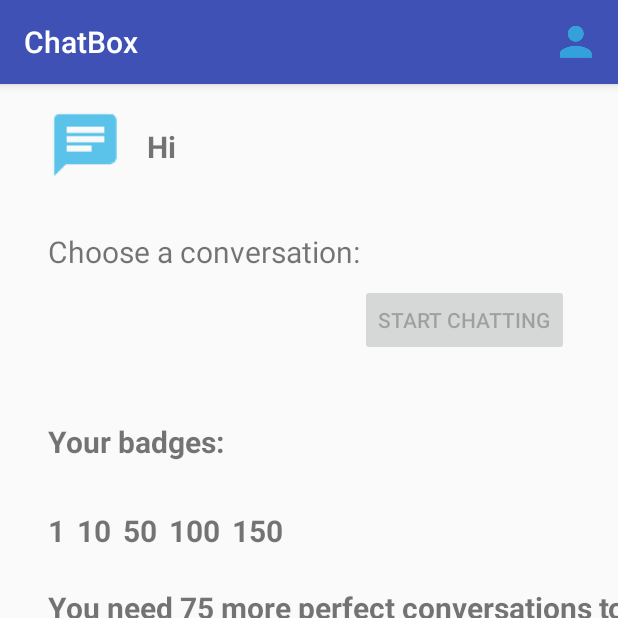
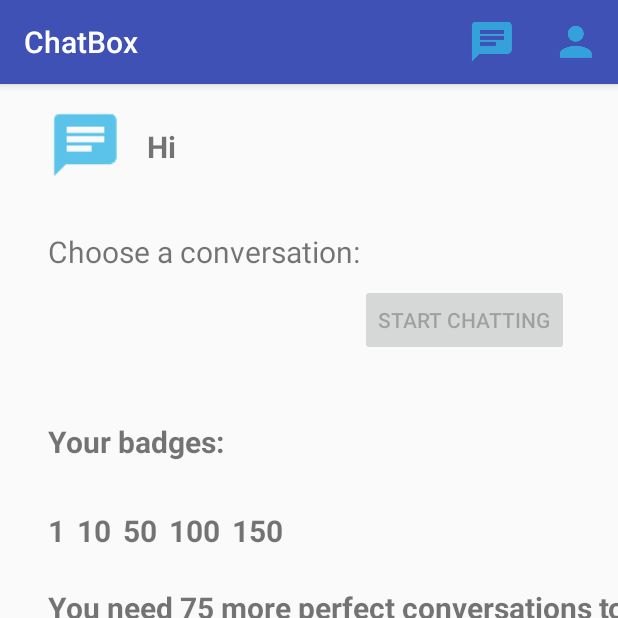
Before and after one commit to Jo-R/ChatBox, an Android app: the screen it shows after launch (HomeActivity), on a phone screen of 412 x 824 dp, the top half of it. Run offline under Robolectric (Android 15) with nearby library versions, the phone set to English and light mode, and no system bars.

Commit message:
moved config user menu item to home page

```diff
--- a/app/src/main/java/com/jorigg/android/chatbox/ChatActivity.java
+++ b/app/src/main/java/com/jorigg/android/chatbox/ChatActivity.java
@@ -119,7 +119,7 @@ public class ChatActivity extends AppCompatActivity implements GameOverPerfectDi
                 mRightSpeechBubbleText.setText(response);
                 mRightSpeechBubbleText.setVisibility(View.VISIBLE);
 
-                mTextToSpeech.speak(response, TextToSpeech.QUEUE_FLUSH, null);
+                mTextToSpeech.speak(response, TextToSpeech.QUEUE_ADD, null);
 
 
                 //establish which element the child response belongs to and update
--- a/app/src/main/res/menu/activity_parent_menu.xml
+++ b/app/src/main/res/menu/activity_parent_menu.xml
@@ -3,9 +3,15 @@
     xmlns:app="http://schemas.android.com/apk/res-auto">
 
     <item
-        android:id="@+id/parent_mode"
+        android:id="@+id/convo_config"
+        app:showAsAction="ifRoom|withText"
+        android:icon="@drawable/homepage_icon"
+        android:title="@string/parent_mode"/>
+
+    <item
+        android:id="@+id/user_config"
         app:showAsAction="ifRoom|withText"
         android:icon="@drawable/parent_icon"
-        android:title="@string/parent_mode"/>
+        android:title="@string/user_config"/>
 
 </menu>
--- a/app/src/main/res/values/strings.xml
+++ b/app/src/main/res/values/strings.xml
@@ -5,11 +5,11 @@
     <string name="home_prompt_choose">Choose a conversation:</string>
     <string name="home_page_button">Start Chatting</string>
     <string name="home_badges_heading">Your badges:</string>
-    <string name="parent_mode">Set Up</string>
+    <string name="parent_mode">Set Up Chat</string>
 
     <string name="chat_speak">Say it!</string>
 
-    <string name="user_config">Configure User</string>
+    <string name="user_config">Set Up User</string>
     <string name="create_new_convo">Create a new conversation from selected template</string>
     <string name="create_new_title">Enter title for conversation</string>
     <string name="create_button_text">Create</string>
```
Also changed, not shown: app/src/main/java/com/jorigg/android/chatbox/HomeActivity.java (+6 -1 lines), app/src/main/java/com/jorigg/android/chatbox/ParentHomeActivity.java (+0 -21 lines), app/src/main/res/menu/activity_user_config_menu.xml (deleted, +0 -11 lines).
